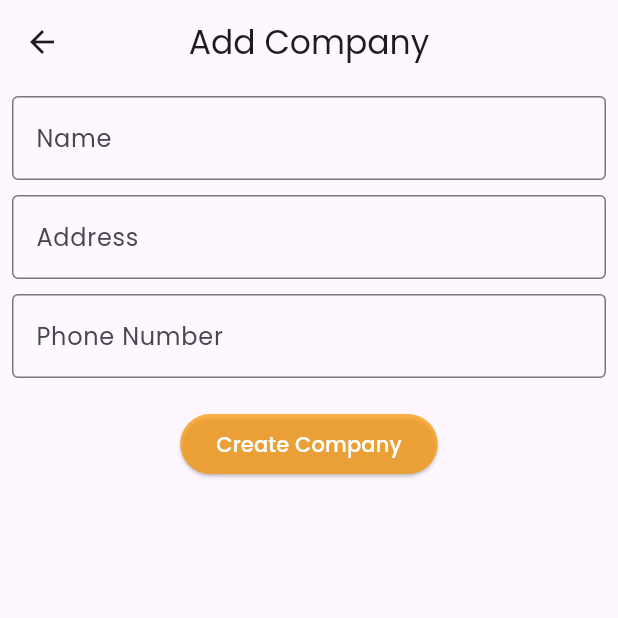
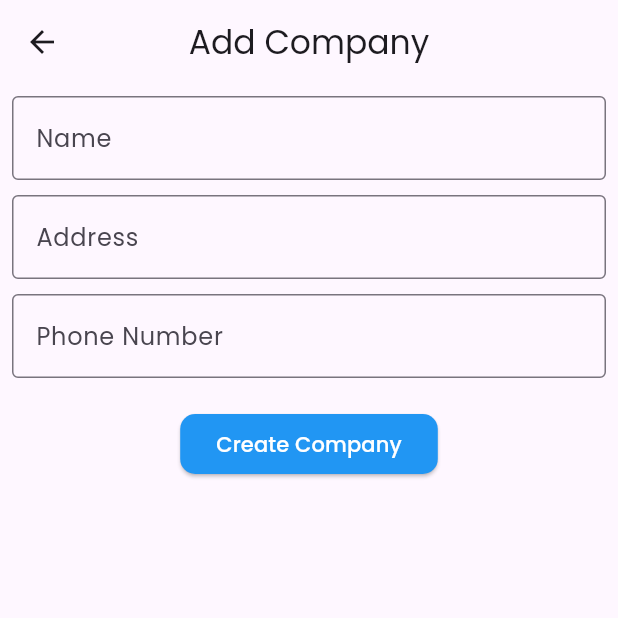
Before and after one commit to anjumArnab/BizCRUD, a Flutter app: the CreateCompany screen opened directly, on a phone screen of 412 x 824 dp, the top half of it. Run offline on Flutter 3.47's test engine with Material 3 defaults, Android fonts, the phone set to English and light mode, and no system bars; our stand-ins replace google_fonts; network calls fail.

Commit message:
button style changed

```diff
--- a/lib/widgets/custom_button.dart
+++ b/lib/widgets/custom_button.dart
@@ -21,13 +21,16 @@ class CustomButton extends StatelessWidget {
     return ElevatedButton(
       onPressed: onPressed,
       style: ElevatedButton.styleFrom(
-        backgroundColor: Colors.orange.withOpacity(0.7),
-        shape: RoundedRectangleBorder(borderRadius: BorderRadius.circular(30)),
+        backgroundColor: Colors.blue,
+        shape: RoundedRectangleBorder(borderRadius: BorderRadius.circular(10)),
       ),
-      child: Text(text, style: TextStyle(
+      child: Text(
+        text,
+        style: TextStyle(
           color: textColor,
           fontWeight: fontWeight,
-        ),),
+        ),
+      ),
     );
   }
 }
```
